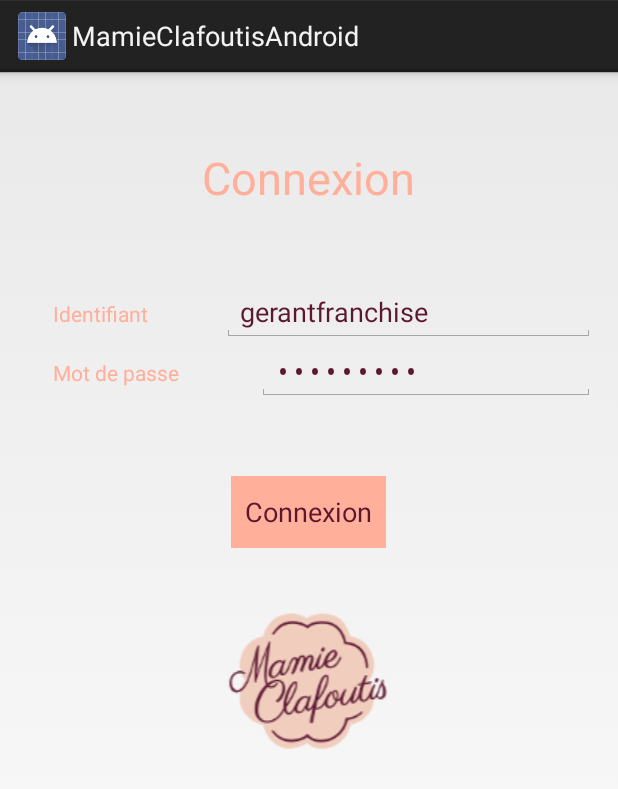
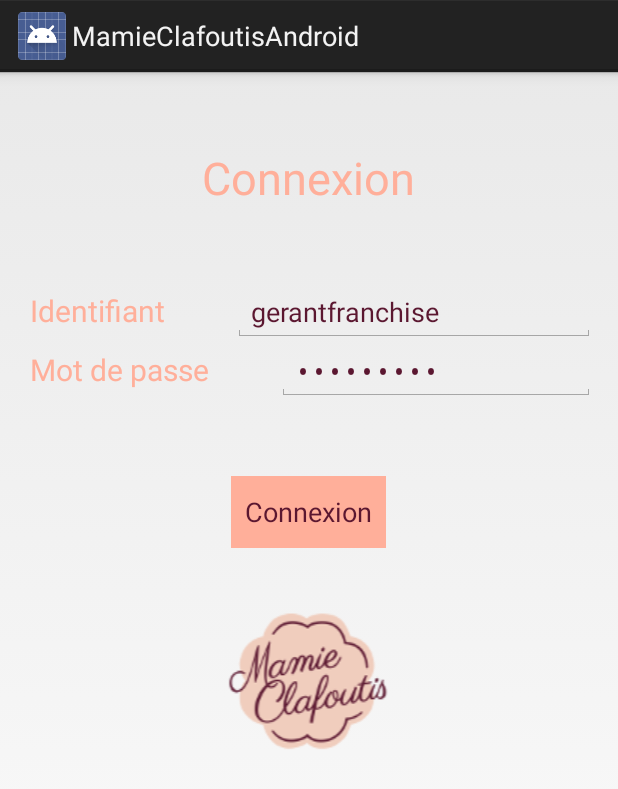
Before and after one commit to WhereRUBeen/ProjetAndroid-save, an Android app: the screen it shows after launch (ConnexionActivity), on a phone screen of 412 x 824 dp. Shown: the top 789 px of the screen. Run offline under Robolectric (Android 15) with nearby library versions, the phone set to English and light mode, and no system bars.

Commit message:
activity connection et boutique
correction et encapsulation des couleurs

```diff
--- a/app/src/main/res/layout/activity_boutique.xml
+++ b/app/src/main/res/layout/activity_boutique.xml
@@ -11,7 +11,7 @@
         android:layout_width="match_parent"
         android:layout_height="wrap_content"
         android:text="Boutique"
-        android:textColor="@color/textColor"
+        android:textColor="@color/colorMamierose"
         android:gravity="center"
         android:layout_marginTop="15dp"
         android:textSize="30sp"/>
@@ -27,8 +27,9 @@
             android:layout_width="wrap_content"
             android:layout_height="wrap_content"
             android:text="Catégories"
-            android:textColor="@color/textColor"
+            android:textColor="@color/colorMamierose"
             android:layout_weight="1"
+            android:textSize="20dp"
             android:layout_marginLeft="35dp"/>
 
         <Spinner
@@ -62,7 +63,9 @@
             android:layout_width="wrap_content"
             android:layout_height="wrap_content"
             android:layout_gravity="center"
-            android:text="Mes Commandes" />
+            android:background="@color/colorMamierose"
+            android:text="  Mes Commandes  "
+            android:textColor="@color/textColor"/>
 
 
     </LinearLayout>
--- a/app/src/main/res/layout/activity_connexion.xml
+++ b/app/src/main/res/layout/activity_connexion.xml
@@ -27,7 +27,7 @@
             android:layout_gravity="center"
             android:text="Connexion"
             android:textSize="30sp"
-            android:textColor="#FFAF9A"/>
+            android:textColor="@color/colorMamierose"/>
 
         <LinearLayout
             android:layout_width="match_parent"
@@ -39,14 +39,15 @@
                 android:text="Identifiant"
                 android:layout_width="wrap_content"
                 android:layout_height="wrap_content"
-                android:textColor="#FFAF9A"
+                android:textColor="@color/colorMamierose"
                 android:layout_weight="1"
-                android:layout_marginLeft="35dp"/>
+                android:textSize="20dp"
+                android:layout_marginLeft="20dp"/>
             <EditText
                 android:id="@+id/inputIdentifiant"
                 android:layout_width="wrap_content"
                 android:layout_height="wrap_content"
-                android:textColor="#5b1730"
+                android:textColor="@color/textColor"
                 android:layout_weight="2"
                 android:layout_marginRight="15dp"/>
 
@@ -60,15 +61,16 @@
                 android:text="Mot de passe"
                 android:layout_width="wrap_content"
                 android:layout_height="wrap_content"
-                android:textColor="#FFAF9A"
+                android:textColor="@color/colorMamierose"
                 android:layout_weight="1"
-                android:layout_marginLeft="35dp"/>
+                android:textSize="20dp"
+                android:layout_marginLeft="20dp"/>
             <EditText
                 android:id="@+id/inputPwd"
                 android:inputType="textPassword"
                 android:layout_width="wrap_content"
                 android:layout_height="wrap_content"
-                android:textColor="#5b1730"
+                android:textColor="@color/textColor"
                 android:layout_weight="2"
                 android:layout_marginRight="15dp"/>
 
@@ -78,9 +80,9 @@
             android:layout_width="wrap_content"
             android:layout_height="wrap_content"
             android:text="  Connexion  "
-            android:background="#FFAF9A"
+            android:background="@color/colorMamierose"
             android:layout_marginTop="50dp"
-            android:textColor="#5b1730"
+            android:textColor="@color/textColor"
 
 
             android:layout_gravity="center_horizontal"
--- a/app/src/main/res/values/colors.xml
+++ b/app/src/main/res/values/colors.xml
@@ -3,5 +3,6 @@
     <color name="colorPrimary">#3F51B5</color>
     <color name="colorPrimaryDark">#303F9F</color>
     <color name="colorAccent">#FF4081</color>
-    <color name="textColor">#000</color>
+    <color name="textColor">#5b1730</color>
+    <color name="colorMamierose">#FFAF9A</color>
 </resources>
```
